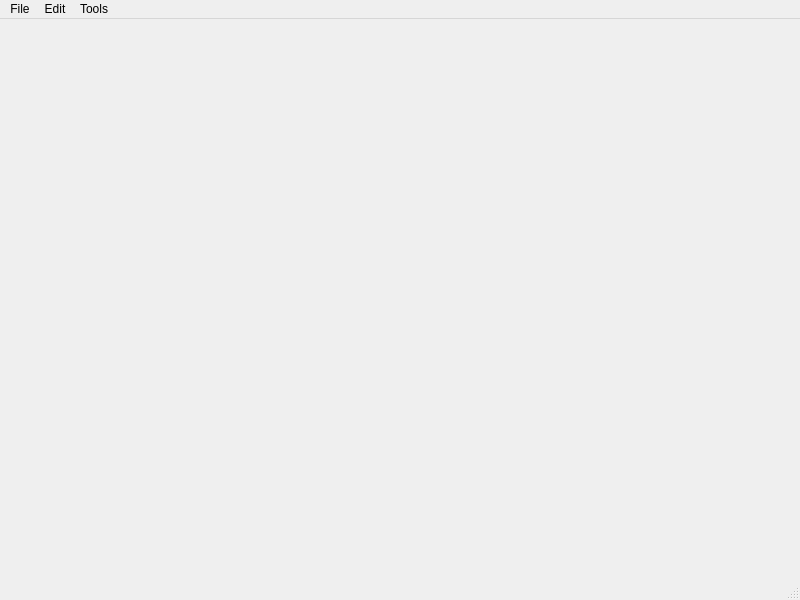
Old version of the form mainwindow.ui in the repository ganelonhb/QDMSuite.
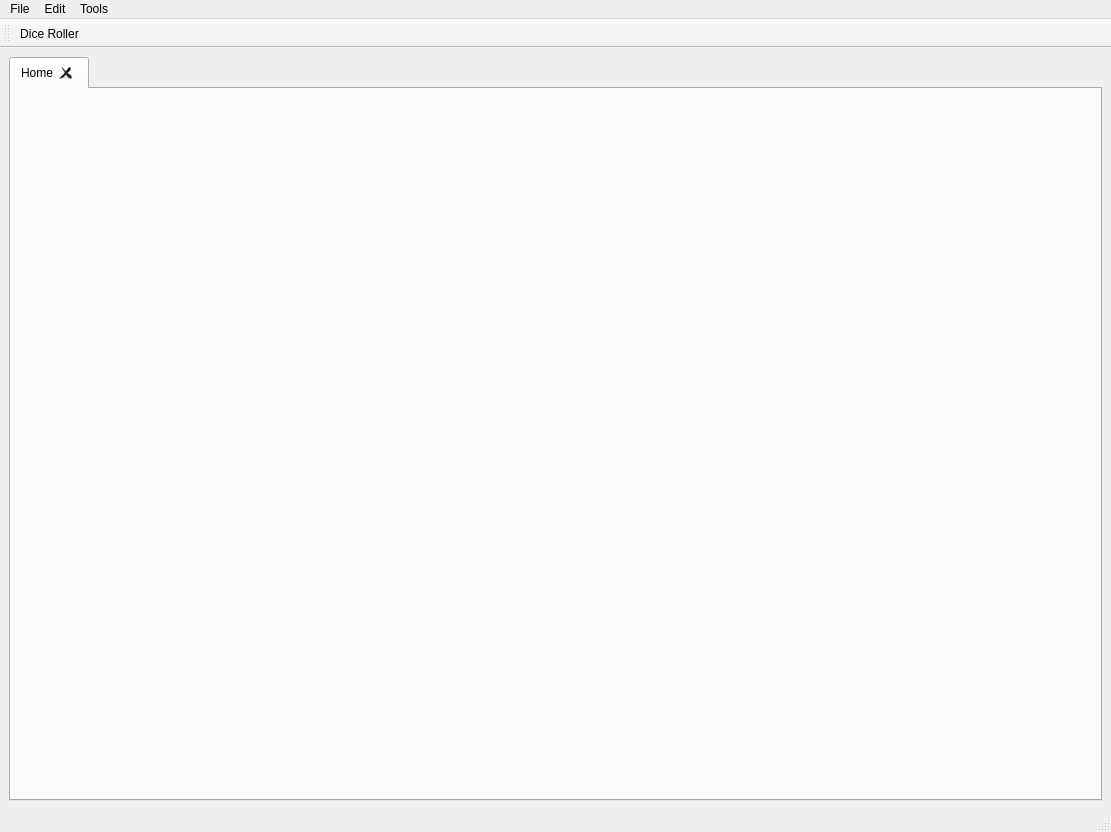
New version of the form. Icons and pictures are not drawn.

```diff
--- a/mainwindow.ui
+++ b/mainwindow.ui
@@ -6,20 +6,50 @@
    <rect>
     <x>0</x>
     <y>0</y>
-    <width>800</width>
-    <height>600</height>
+    <width>1111</width>
+    <height>832</height>
    </rect>
   </property>
   <property name="windowTitle">
    <string>MainWindow</string>
   </property>
-  <widget class="QWidget" name="centralwidget"/>
+  <widget class="QWidget" name="centralwidget">
+   <layout class="QGridLayout" name="gridLayout">
+    <item row="0" column="1">
+     <widget class="QTabWidget" name="tabWidget">
+      <property name="tabPosition">
+       <enum>QTabWidget::TabPosition::North</enum>
+      </property>
+      <property name="tabShape">
+       <enum>QTabWidget::TabShape::Rounded</enum>
+      </property>
+      <property name="currentIndex">
+       <number>0</number>
+      </property>
+      <property name="elideMode">
+       <enum>Qt::TextElideMode::ElideNone</enum>
+      </property>
+      <property name="documentMode">
+       <bool>false</bool>
+      </property>
+      <property name="tabsClosable">
+       <bool>true</bool>
+      </property>
+      <widget class="QWidget" name="homeTab">
+       <attribute name="title">
+        <string>Home</string>
+       </attribute>
+      </widget>
+     </widget>
+    </item>
+   </layout>
+  </widget>
   <widget class="QMenuBar" name="menubar">
    <property name="geometry">
     <rect>
      <x>0</x>
      <y>0</y>
-     <width>800</width>
+     <width>1111</width>
      <height>23</height>
     </rect>
    </property>
@@ -44,6 +74,27 @@
    <addaction name="menuTools"/>
   </widget>
   <widget class="QStatusBar" name="statusbar"/>
+  <widget class="QToolBar" name="toolBar">
+   <property name="windowTitle">
+    <string>toolBar</string>
+   </property>
+   <property name="movable">
+    <bool>true</bool>
+   </property>
+   <property name="allowedAreas">
+    <set>Qt::ToolBarArea::AllToolBarAreas</set>
+   </property>
+   <property name="floatable">
+    <bool>false</bool>
+   </property>
+   <attribute name="toolBarArea">
+    <enum>TopToolBarArea</enum>
+   </attribute>
+   <attribute name="toolBarBreak">
+    <bool>false</bool>
+   </attribute>
+   <addaction name="actionDice_Roller"/>
+  </widget>
   <action name="actionDice_Roller">
    <property name="text">
     <string>Dice Roller</string>
```
Left out of the diff: 4 changed lines with no effect on the pictures.
